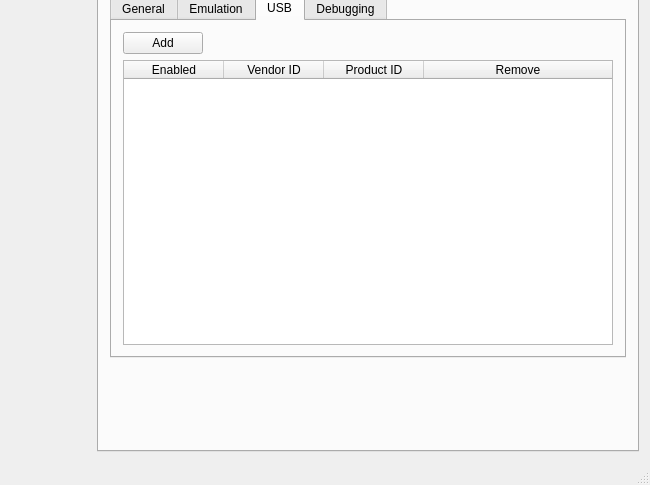
First picture: the form in gui/qt/mainwindow.ui, repository kingfs/CEmu, before the edit; both pictures show x 360 to 1010 and y 520 to 1005 of the 1010 by 1005 pixel window.
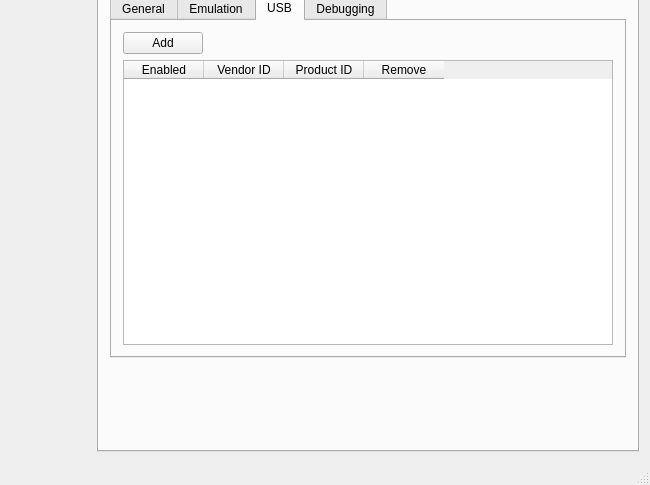
Second picture: the form after the edit. The open tabs and pages were chosen to show the change. Icons and pictures are not drawn. Custom widgets are drawn as their Qt base class.

Commit message: add simple usb select gui

Diff of the .ui file:
```diff
--- a/gui/qt/mainwindow.ui
+++ b/gui/qt/mainwindow.ui
@@ -8878,8 +8878,20 @@
             </item>
             <item>
              <widget class="QTableWidget" name="usbTable">
+              <attribute name="horizontalHeaderDefaultSectionSize">
+               <number>80</number>
+              </attribute>
+              <attribute name="horizontalHeaderMinimumSectionSize">
+               <number>30</number>
+              </attribute>
               <attribute name="horizontalHeaderStretchLastSection">
-               <bool>true</bool>
+               <bool>false</bool>
+              </attribute>
+              <attribute name="verticalHeaderVisible">
+               <bool>false</bool>
+              </attribute>
+              <attribute name="verticalHeaderDefaultSectionSize">
+               <number>21</number>
               </attribute>
               <column>
                <property name="text">
```
Left out of the diff: 8 changed lines with no effect on the pictures. The commit also changes 6 other files.
